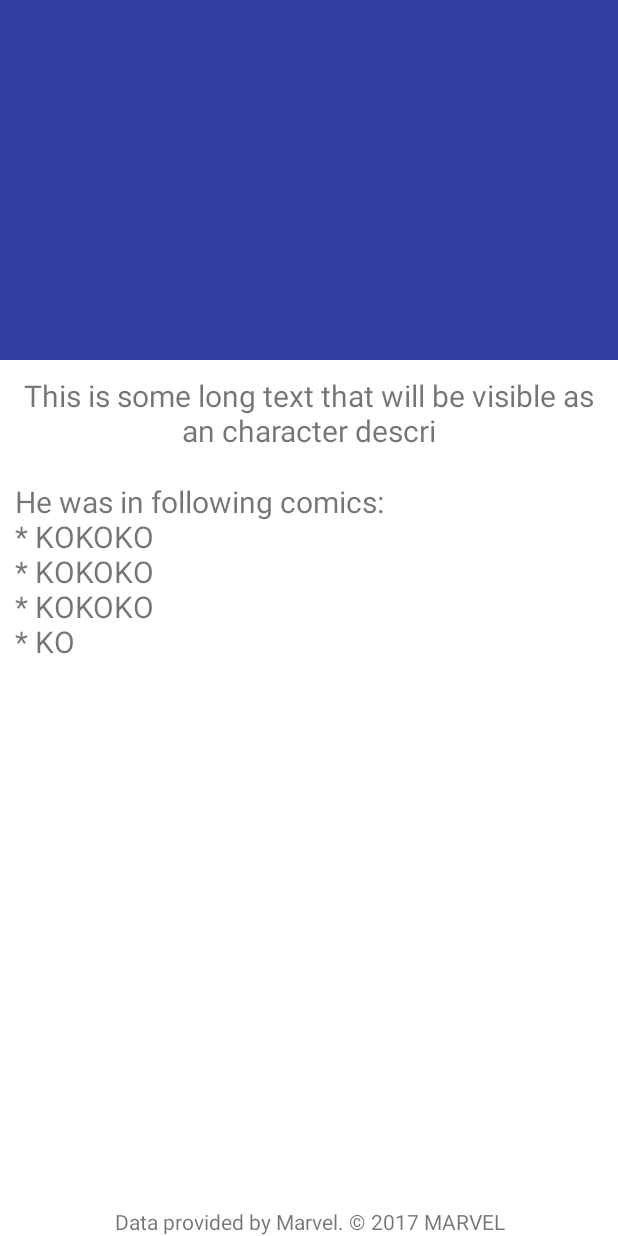
After one commit to lynnik/Marvel-Gallery, an Android app: the layout activity_character_profile.xml on its own in the app's theme, with its tools: preview values and no code run, on a phone screen of 412 x 824 dp. The commit adds this screen. Run offline under Robolectric (Android 15) with nearby library versions, the phone set to English and light mode, and no system bars; network calls fail.

Commit message:
Added detail activity.

```diff
--- a/app/build.gradle
+++ b/app/build.gradle
@@ -22,6 +22,10 @@ android {
             proguardFiles getDefaultProguardFile('proguard-android.txt'), 'proguard-rules.pro'
         }
     }
+}
+
+androidExtensions {
+    experimental = true
 }
 
 dependencies {
@@ -51,6 +55,7 @@ dependencies {
                     "com.squareup.okhttp3:okhttp:$okhttp_version",
                     "com.squareup.okhttp3:logging-interceptor:$okhttp_version"])
 
+    implementation 'com.android.support.constraint:constraint-layout:1.0.2'
     testImplementation 'junit:junit:4.12'
     androidTestImplementation 'com.android.support.test:runner:1.0.1'
     androidTestImplementation 'com.android.support.test.espresso:espresso-core:3.0.1'
--- a/app/src/main/AndroidManifest.xml
+++ b/app/src/main/AndroidManifest.xml
@@ -18,10 +18,15 @@
       android:windowSoftInputMode="adjustResize">
       <intent-filter>
         <action android:name="android.intent.action.MAIN"/>
+
         <category android:name="android.intent.category.LAUNCHER"/>
       </intent-filter>
     </activity>
 
+    <activity
+      android:name=".CharacterProfileActivity"
+      android:theme="@style/AppFullScreenTheme"/>
+
   </application>
 
 </manifest>
--- /dev/null
+++ b/app/src/main/res/layout/activity_character_profile.xml
@@ -0,0 +1,94 @@
+<?xml version="1.0" encoding="utf-8"?>
+<android.support.design.widget.CoordinatorLayout
+  xmlns:android="http://schemas.android.com/apk/res/android"
+  xmlns:app="http://schemas.android.com/apk/res-auto"
+  xmlns:tools="http://schemas.android.com/tools"
+  android:id="@+id/character_detail_layout"
+  android:layout_width="match_parent"
+  android:layout_height="match_parent"
+  android:background="@android:color/white">
+
+  <android.support.design.widget.AppBarLayout
+    android:id="@+id/appBarLayout"
+    android:layout_width="match_parent"
+    android:layout_height="wrap_content"
+    android:theme="@style/ThemeOverlay.AppCompat.ActionBar">
+
+    <android.support.design.widget.CollapsingToolbarLayout
+      android:id="@+id/toolbarLayout"
+      android:layout_width="match_parent"
+      android:layout_height="match_parent"
+      app:contentScrim="?attr/colorPrimary"
+      app:expandedTitleTextAppearance="@style/ItemTitleName"
+      app:layout_scrollFlags="scroll|exitUntilCollapsed">
+
+      <android.support.v7.widget.AppCompatImageView
+        android:id="@+id/headerView"
+        android:layout_width="match_parent"
+        android:layout_height="@dimen/character_header_height"
+        android:background="@color/colorPrimaryDark"
+        app:layout_collapseMode="parallax"/>
+
+      <android.support.v7.widget.Toolbar
+        android:id="@+id/toolbar"
+        android:layout_width="match_parent"
+        android:layout_height="?attr/actionBarSize"
+        android:background="@android:color/transparent"
+        app:layout_collapseMode="pin"
+        app:popupTheme="@style/ThemeOverlay.AppCompat.Light"/>
+
+    </android.support.design.widget.CollapsingToolbarLayout>
+
+  </android.support.design.widget.AppBarLayout>
+
+  <android.support.v4.widget.NestedScrollView
+    android:layout_width="match_parent"
+    android:layout_height="match_parent"
+    android:overScrollMode="never"
+    app:layout_behavior="@string/appbar_scrolling_view_behavior">
+
+    <LinearLayout
+      android:id="@+id/details_content_frame"
+      android:layout_width="match_parent"
+      android:layout_height="match_parent"
+      android:focusableInTouchMode="true"
+      android:orientation="vertical">
+
+      <TextView
+        android:id="@+id/descriptionView"
+        android:layout_width="match_parent"
+        android:layout_height="wrap_content"
+        android:gravity="center"
+        android:padding="@dimen/character_description_padding"
+        android:textSize="@dimen/standard_text_size"
+        tools:text="This is some long text that will be visible as an character descri"/>
+
+      <TextView
+        android:id="@+id/occurrencesView"
+        android:layout_width="match_parent"
+        android:layout_height="wrap_content"
+        android:padding="@dimen/character_description_padding"
+        android:textSize="@dimen/standard_text_size"
+        tools:text="He was in following comics:\n* KOKOKO \n* KOKOKO \n* KOKOKO \n* KO"/>
+
+    </LinearLayout>
+
+  </android.support.v4.widget.NestedScrollView>
+
+  <TextView
+    android:layout_width="match_parent"
+    android:layout_height="wrap_content"
+    android:layout_gravity="bottom"
+    android:background="@android:color/white"
+    android:gravity="bottom|center"
+    android:text="@string/marvel_copyright_notice"/>
+
+  <ProgressBar
+    android:id="@+id/progressView"
+    style="?android:attr/progressBarStyleLarge"
+    android:layout_width="wrap_content"
+    android:layout_height="wrap_content"
+    android:layout_gravity="center"
+    android:visibility="gone"/>
+
+</android.support.design.widget.CoordinatorLayout>
--- a/app/src/main/res/values/styles.xml
+++ b/app/src/main/res/values/styles.xml
@@ -1,11 +1,26 @@
 <resources>
 
-  <!-- Base application theme. -->
   <style name="AppTheme" parent="Theme.AppCompat.Light.DarkActionBar">
-    <!-- Customize your theme here. -->
     <item name="colorPrimary">@color/colorPrimary</item>
     <item name="colorPrimaryDark">@color/colorPrimaryDark</item>
     <item name="colorAccent">@color/colorAccent</item>
   </style>
 
+  <style name="AppFullScreenTheme" parent="Theme.AppCompat.Light.NoActionBar">
+    <item name="android:windowNoTitle">true</item>
+    <item name="android:windowActionBar">false</item>
+    <item name="android:windowFullscreen">true</item>
+    <item name="android:windowContentOverlay">@null</item>
+  </style>
+
+  <style name="ItemTitleName" parent="TextAppearance.AppCompat.Headline">
+    <item name="android:textColor">@android:color/white</item>
+    <item name="android:shadowColor">@color/colorPrimaryDark</item>
+    <item name="android:shadowRadius">3.0</item>
+  </style>
+
+  <style name="ItemDetailTitle" parent="@style/TextAppearance.AppCompat.Small">
+    <item name="android:textColor">@color/colorAccent</item>
+  </style>
+
 </resources>
```
Also changed, not shown: app/src/main/java/com/lynnik/marvelgallery/CharacterProfileActivity.kt (added, +47 -0 lines), app/src/main/java/com/lynnik/marvelgallery/MainActivity.kt (+8 -1 lines), app/src/main/java/com/lynnik/marvelgallery/model/MarvelCharacter.kt (+7 -1 lines), app/src/main/java/com/lynnik/marvelgallery/view/common/ViewExt.kt (+11 -1 lines), app/src/main/java/com/lynnik/marvelgallery/view/main/CharacterItemAdapter.kt (+5 -2 lines).
